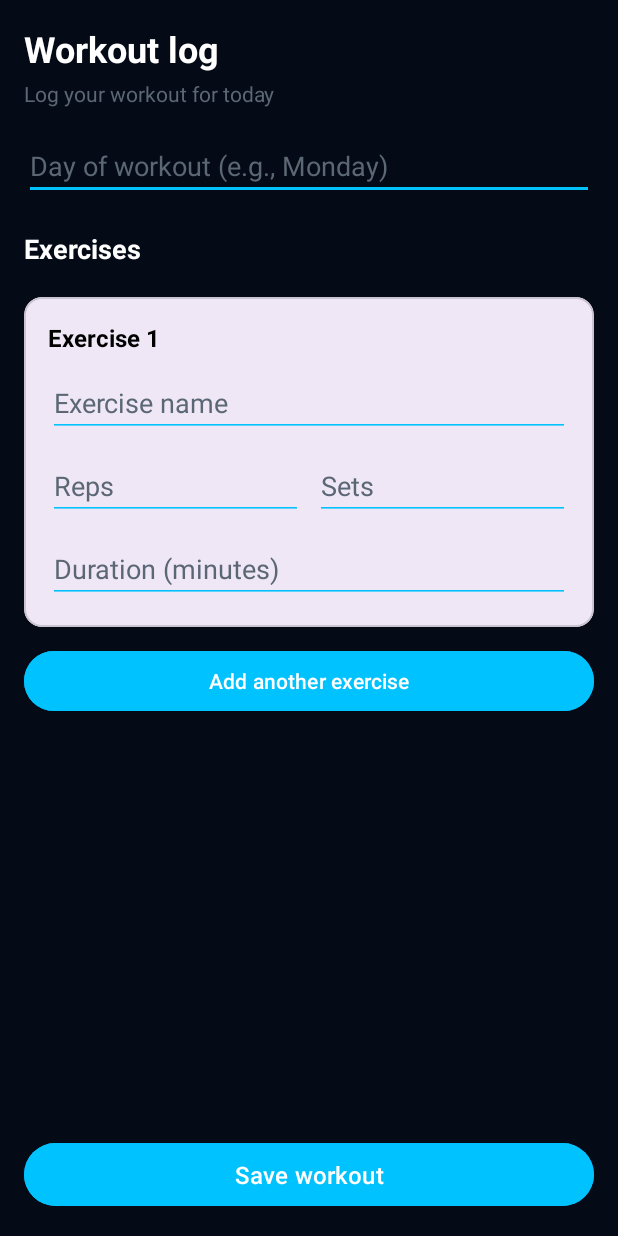
After one commit to lennythecreator/AndroidDevProject, an Android app: the WorkoutFormActivity screen opened directly, with no data from a screen before it, on a phone screen of 412 x 824 dp. The commit adds this screen. Run offline under Robolectric (Android 15) with nearby library versions, the phone set to English and light mode, and no system bars.

Commit message:
merging with workout form branch

```diff
--- a/GymPal/app/src/main/AndroidManifest.xml
+++ b/GymPal/app/src/main/AndroidManifest.xml
@@ -12,6 +12,8 @@
         android:supportsRtl="true"
         android:theme="@style/Theme.GymPal"
         tools:targetApi="31">
+        <activity android:name=".WorkoutFormActivity"
+            android:exported="true"/>
         <activity
             android:name=".MainActivity"
             android:exported="true">
--- /dev/null
+++ b/GymPal/app/src/main/java/com/example/gympal/WorkoutFormActivity.kt
@@ -0,0 +1,95 @@
+package com.example.gympal
+
+import android.os.Bundle
+import android.view.LayoutInflater
+import android.widget.*
+import androidx.appcompat.app.AppCompatActivity
+import com.example.gympal.model.Exercise
+import com.example.gympal.model.WorkoutSession
+
+class WorkoutFormActivity : AppCompatActivity() {
+
+    private lateinit var etWorkoutDay: EditText
+    private lateinit var layoutExercisesContainer: LinearLayout
+    private lateinit var btnAddExercise: Button
+    private lateinit var btnSaveWorkout: Button
+
+    override fun onCreate(savedInstanceState: Bundle?) {
+        super.onCreate(savedInstanceState)
+        setContentView(R.layout.activity_workout_form)
+
+        etWorkoutDay = findViewById(R.id.etWorkoutDay)
+        layoutExercisesContainer = findViewById(R.id.layoutExercisesContainer)
+        btnAddExercise = findViewById(R.id.btnAddExercise)
+        btnSaveWorkout = findViewById(R.id.btnSaveWorkout)
+
+        // Start with one empty exercise, like your Compose version
+        addExerciseView()
+
+        btnAddExercise.setOnClickListener {
+            addExerciseView()
+        }
+
+        btnSaveWorkout.setOnClickListener {
+            val session = collectWorkoutSession()
+
+            // For now just show a toast. Later you can send this to backend or back to Dashboard.
+            Toast.makeText(
+                this,
+                "Saved ${session.exercises.size} exercises for ${session.day.ifBlank { "unknown day" }}",
+                Toast.LENGTH_SHORT
+            ).show()
+        }
+    }
+
+    private fun addExerciseView() {
+        val inflater = LayoutInflater.from(this)
+        val exerciseView = inflater.inflate(
+            R.layout.item_exercise_input,
+            layoutExercisesContainer,
+            false
+        )
+
+        val titleText = exerciseView.findViewById<TextView>(R.id.tvExerciseTitle)
+        val index = layoutExercisesContainer.childCount + 1
+        titleText.text = "Exercise $index"
+
+        layoutExercisesContainer.addView(exerciseView)
+    }
+
+    private fun collectWorkoutSession(): WorkoutSession {
+        val day = etWorkoutDay.text.toString().trim()
+        val exercises = mutableListOf<Exercise>()
+
+        for (i in 0 until layoutExercisesContainer.childCount) {
+            val exerciseView = layoutExercisesContainer.getChildAt(i)
+
+            val nameEt = exerciseView.findViewById<EditText>(R.id.etExerciseName)
+            val repsEt = exerciseView.findViewById<EditText>(R.id.etReps)
+            val setsEt = exerciseView.findViewById<EditText>(R.id.etSets)
+            val durationEt = exerciseView.findViewById<EditText>(R.id.etDuration)
+
+            val name = nameEt.text.toString().trim()
+            val reps = repsEt.text.toString().toIntOrNull() ?: 0
+            val sets = setsEt.text.toString().toIntOrNull() ?: 0
+            val duration = durationEt.text.toString().toIntOrNull() ?: 0
+
+            // Skip completely empty rows
+            if (name.isBlank() && reps == 0 && sets == 0 && duration == 0) continue
+
+            exercises.add(
+                Exercise(
+                    name = name,
+                    reps = reps,
+                    sets = sets,
+                    duration = duration
+                )
+            )
+        }
+
+        return WorkoutSession(
+            day = day,
+            exercises = exercises
+        )
+    }
+}
--- a/GymPal/app/src/main/java/com/example/gympal/WorkoutSession.kt
+++ /dev/null
@@ -1,6 +0,0 @@
-package com.example.gympal
-
-data class WorkoutSession(
-    val day: String = "",
-    val exercises: List<Exercise> = emptyList()
-)
--- /dev/null
+++ b/GymPal/app/src/main/res/layout/activity_workout_form.xml
@@ -0,0 +1,98 @@
+<?xml version="1.0" encoding="utf-8"?>
+<ScrollView xmlns:android="http://schemas.android.com/apk/res/android"
+    android:layout_width="match_parent"
+    android:layout_height="match_parent"
+    android:background="@color/colorBackgroundDark"
+    android:fillViewport="true">
+
+    <LinearLayout
+        android:id="@+id/rootLayout"
+        android:layout_width="match_parent"
+        android:layout_height="match_parent"
+        android:orientation="vertical"
+        android:padding="16dp">
+
+        <TextView
+            android:id="@+id/tvFormTitle"
+            android:layout_width="wrap_content"
+            android:layout_height="wrap_content"
+            android:text="Workout log"
+            android:textSize="24sp"
+            android:textStyle="bold"
+            android:textColor="@color/colorTextPrimary" />
+
+        <TextView
+            android:id="@+id/tvFormSubtitle"
+            android:layout_width="wrap_content"
+            android:layout_height="wrap_content"
+            android:text="Log your workout for today"
+            android:textSize="14sp"
+            android:textColor="@color/colorPlaceholderText"
+            android:layout_marginTop="4dp" />
+
+        <!-- Day field -->
+        <EditText
+            android:id="@+id/etWorkoutDay"
+            android:layout_width="match_parent"
+            android:layout_height="wrap_content"
+            android:hint="Day of workout (e.g., Monday)"
+            android:textColor="@color/colorTextPrimary"
+            android:textColorHint="@color/colorPlaceholderText"
+            android:layout_marginTop="16dp"
+            android:backgroundTint="@color/colorAccent" />
+
+        <!-- Exercises label -->
+        <TextView
+            android:id="@+id/tvExercisesLabel"
+            android:layout_width="wrap_content"
+            android:layout_height="wrap_content"
+            android:text="Exercises"
+            android:textSize="18sp"
+            android:textStyle="bold"
+            android:textColor="@color/colorTextPrimary"
+            android:layout_marginTop="20dp" />
+
+        <!-- Container for dynamic exercise cards -->
+        <LinearLayout
+            android:id="@+id/layoutExercisesContainer"
+            android:layout_width="match_parent"
+            android:layout_height="wrap_content"
+            android:orientation="vertical"
+            android:layout_marginTop="12dp" />
+
+        <!-- Add exercise button -->
+        <Button
+            android:id="@+id/btnAddExercise"
+            android:layout_width="match_parent"
+            android:layout_height="wrap_content"
+            android:text="Add another exercise"
+            android:textAllCaps="false"
+            android:textSize="14sp"
+            android:layout_marginTop="12dp"
+            android:paddingTop="8dp"
+            android:paddingBottom="8dp"
+            android:backgroundTint="@color/colorAccent"
+            android:textColor="@color/colorTextPrimary" />
+
+        <!-- Spacer to push save button down -->
+        <View
+            android:layout_width="0dp"
+            android:layout_height="0dp"
+            android:layout_weight="1" />
+
+        <!-- Save button -->
+        <Button
+            android:id="@+id/btnSaveWorkout"
+            android:layout_width="match_parent"
+            android:layout_height="wrap_content"
+            android:text="Save workout"
+            android:textAllCaps="false"
+            android:textSize="16sp"
+            android:layout_marginTop="24dp"
+            android:paddingTop="10dp"
+            android:paddingBottom="10dp"
+            android:backgroundTint="@color/colorAccent"
+            android:textColor="@color/colorTextPrimary" />
+
+    </LinearLayout>
+</ScrollView>
--- /dev/null
+++ b/GymPal/app/src/main/res/layout/item_exercise_input.xml
@@ -0,0 +1,81 @@
+<?xml version="1.0" encoding="utf-8"?>
+<com.google.android.material.card.MaterialCardView xmlns:android="http://schemas.android.com/apk/res/android"
+    xmlns:app="http://schemas.android.com/apk/res-auto"
+    android:layout_width="match_parent"
+    android:layout_height="wrap_content"
+    android:layout_marginTop="8dp"
+    app:cardCornerRadius="12dp"
+    app:cardElevation="4dp">
+
+    <LinearLayout
+        android:layout_width="match_parent"
+        android:layout_height="wrap_content"
+        android:orientation="vertical"
+        android:padding="16dp">
+
+        <TextView
+            android:id="@+id/tvExerciseTitle"
+            android:layout_width="wrap_content"
+            android:layout_height="wrap_content"
+            android:text="Exercise"
+            android:textSize="16sp"
+            android:textStyle="bold"
+            android:textColor="@color/colorTextBlack" />
+
+        <!-- Name -->
+        <EditText
+            android:id="@+id/etExerciseName"
+            android:layout_width="match_parent"
+            android:layout_height="wrap_content"
+            android:hint="Exercise name"
+            android:layout_marginTop="10dp"
+            android:textColor="@color/colorTextBlack"
+            android:textColorHint="@color/colorPlaceholderText"
+            android:backgroundTint="@color/colorAccent" />
+
+        <LinearLayout
+            android:layout_width="match_parent"
+            android:layout_height="wrap_content"
+            android:orientation="horizontal"
+            android:layout_marginTop="10dp">
+
+            <!-- Reps -->
+            <EditText
+                android:id="@+id/etReps"
+                android:layout_width="0dp"
+                android:layout_height="wrap_content"
+                android:layout_weight="1"
+                android:hint="Reps"
+                android:inputType="number"
+                android:textColor="@color/colorTextBlack"
+                android:textColorHint="@color/colorPlaceholderText"
+                android:backgroundTint="@color/colorAccent"
+                android:layout_marginEnd="8dp" />
+
+            <!-- Sets -->
+            <EditText
+                android:id="@+id/etSets"
+                android:layout_width="0dp"
+                android:layout_height="wrap_content"
+                android:layout_weight="1"
+                android:hint="Sets"
+                android:inputType="number"
+                android:textColor="@color/colorTextBlack"
+                android:textColorHint="@color/colorPlaceholderText"
+                android:backgroundTint="@color/colorAccent" />
+        </LinearLayout>
+
+        <!-- Duration -->
+        <EditText
+            android:id="@+id/etDuration"
+            android:layout_width="match_parent"
+            android:layout_height="wrap_content"
+            android:hint="Duration (minutes)"
+            android:inputType="number"
+            android:textColor="@color/colorTextBlack"
+            android:textColorHint="@color/colorPlaceholderText"
+            android:backgroundTint="@color/colorAccent"
+            android:layout_marginTop="10dp" />
+
+    </LinearLayout>
+</com.google.android.material.card.MaterialCardView>
--- a/GymPal/app/src/main/res/values/colors.xml
+++ b/GymPal/app/src/main/res/values/colors.xml
@@ -8,6 +8,7 @@
     <color name="colorTextPrimary">#FFFFFF</color>
     <color name="colorTextSecondary">#A6B3C5</color>
     <color name="colorPlaceholderText">#5C6775</color>
+    <color name="colorTextBlack">#000000</color>
 
     <!-- Accent / Buttons -->
     <color name="colorAccent">#00C2FF</color>
```
Also changed, not shown: GymPal/app/src/main/java/com/example/gympal/MainActivity.kt (+12 -7 lines), GymPal/app/src/main/java/com/example/gympal/WorkoutFormScreen.kt (deleted, +0 -158 lines), GymPal/app/src/main/java/com/example/gympal/model/WorkoutModels.kt (added, +13 -0 lines).
